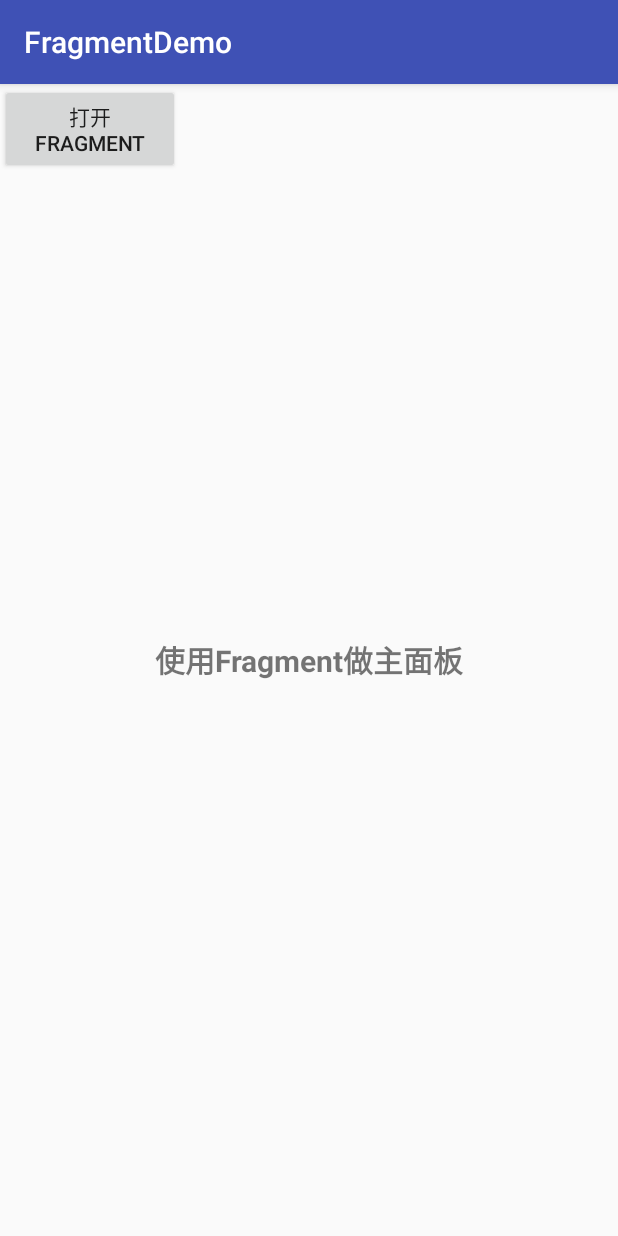
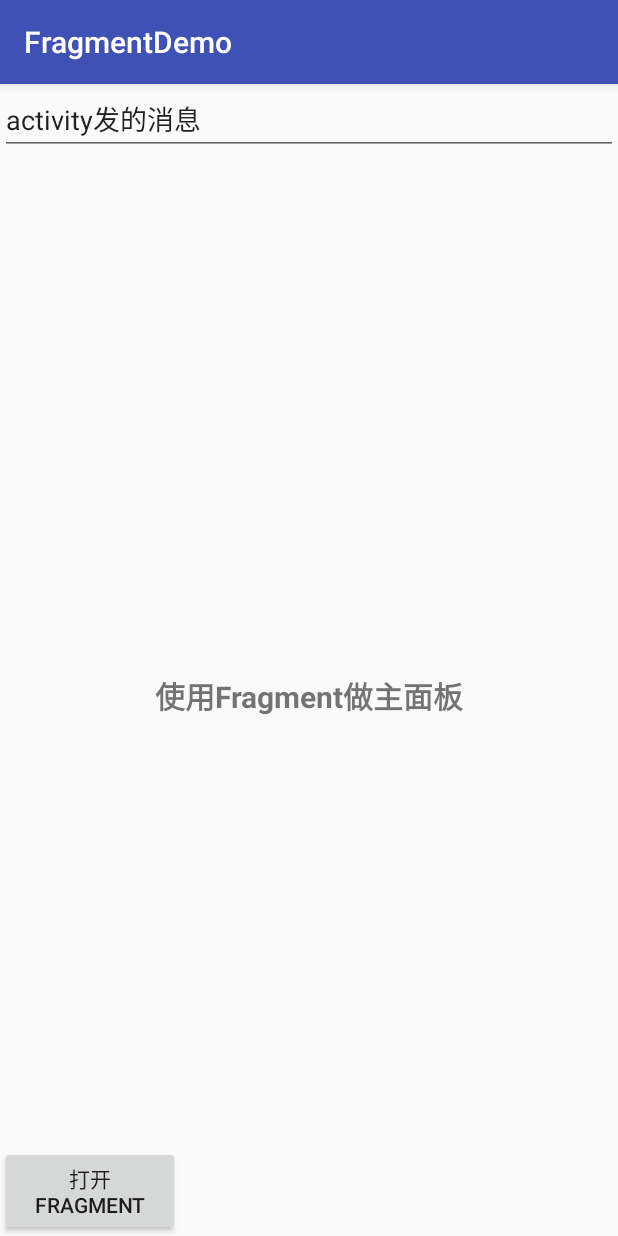
Before and after one commit to q526261747/FragmentDemo, an Android app: the screen it shows after launch (MainActivity), after a tap on "打开FRAGMENT", on a phone screen of 412 x 824 dp. Run offline under Robolectric (Android 15) with nearby library versions, the phone set to English and light mode, and no system bars.

Commit message:
activity和fragment互相通讯

```diff
--- a/app/src/main/java/com/example/administrator/fragmentdemo/ContentFragment.java
+++ b/app/src/main/java/com/example/administrator/fragmentdemo/ContentFragment.java
@@ -1,20 +1,47 @@
 package com.example.administrator.fragmentdemo;
 
 import android.app.Fragment;
+import android.content.Context;
 import android.os.Bundle;
 import android.support.annotation.Nullable;
 import android.view.LayoutInflater;
 import android.view.View;
 import android.view.ViewGroup;
+import android.widget.EditText;
 
 /**
  * Created by Administrator on 2017/12/12.
  */
 
-public class ContentFragment extends Fragment {
+public class ContentFragment extends Fragment{
+    public interface ResultMsg{
+        void sendMsg(String text);
+    }
+    private ResultMsg resultMsg = new ResultMsg() {
+        @Override
+        public void sendMsg(String text) {
+
+        }
+    };
     @Nullable
     @Override
     public View onCreateView(LayoutInflater inflater, @Nullable ViewGroup container, Bundle savedInstanceState) {
-        return inflater.inflate(R.layout.content_fragment,container,false);
+        View view = inflater.inflate(R.layout.content_fragment,container,false);
+        String result = null;
+        if (getArguments()!=null) {
+            result = getArguments().get("msg") + "";
+        }
+        EditText et = (EditText) view.findViewById(R.id.et);
+        et.setText(result);
+        resultMsg.sendMsg("来自fragment的消息");
+        return view;
     }
+
+    @Override
+    public void onAttach(Context context) {
+        getActivity();
+        resultMsg = (ResultMsg) context;
+        super.onAttach(context);
+    }
+
 }
--- a/app/src/main/java/com/example/administrator/fragmentdemo/MainActivity.java
+++ b/app/src/main/java/com/example/administrator/fragmentdemo/MainActivity.java
@@ -7,8 +7,10 @@ import android.support.v7.app.AppCompatActivity;
 import android.os.Bundle;
 import android.view.View;
 import android.widget.Button;
+import android.widget.Toast;
 
-public class MainActivity extends AppCompatActivity {
+public class MainActivity extends AppCompatActivity implements ContentFragment.ResultMsg {
+    String result = null;
     Button frag_btn;
     ContentFragment contentFragment;
     @Override
@@ -23,10 +25,25 @@ public class MainActivity extends AppCompatActivity {
                 FragmentTransaction transaction = fm.beginTransaction();
                 if (contentFragment==null){
                     contentFragment = new ContentFragment();
+                } else {//防止Fragment already active异常
+                    transaction.remove(contentFragment);
+
+                    contentFragment = new ContentFragment();
                 }
+                Bundle bundle = new Bundle();
+                bundle.putString("msg","activity发的消息");
+                contentFragment.setArguments(bundle);//activity-》fragment
+
                 transaction.replace(R.id.frag,contentFragment);
+
                 transaction.commit();
             }
         });
     }
+
+    @Override
+    public void sendMsg(String text) {
+        result=text;
+        Toast.makeText(MainActivity.this,result,Toast.LENGTH_SHORT).show();
+    }
 }
--- a/app/src/main/res/layout/activity_main.xml
+++ b/app/src/main/res/layout/activity_main.xml
@@ -10,6 +10,7 @@
         android:id="@+id/bt_frag"
         android:layout_width="120dp"
         android:layout_height="60dp"
+        android:layout_alignParentBottom="true"
         android:text="打开Fragment"/>
     <FrameLayout
         android:id="@+id/frag"
--- a/app/src/main/res/layout/content_fragment.xml
+++ b/app/src/main/res/layout/content_fragment.xml
@@ -2,6 +2,10 @@
 <LinearLayout xmlns:android="http://schemas.android.com/apk/res/android"
     android:orientation="vertical" android:layout_width="match_parent"
     android:layout_height="match_parent">
+    <EditText
+        android:id="@+id/et"
+        android:layout_width="match_parent"
+        android:layout_height="wrap_content" />
     <TextView
         android:layout_width="fill_parent"
         android:layout_height="fill_parent"
```
